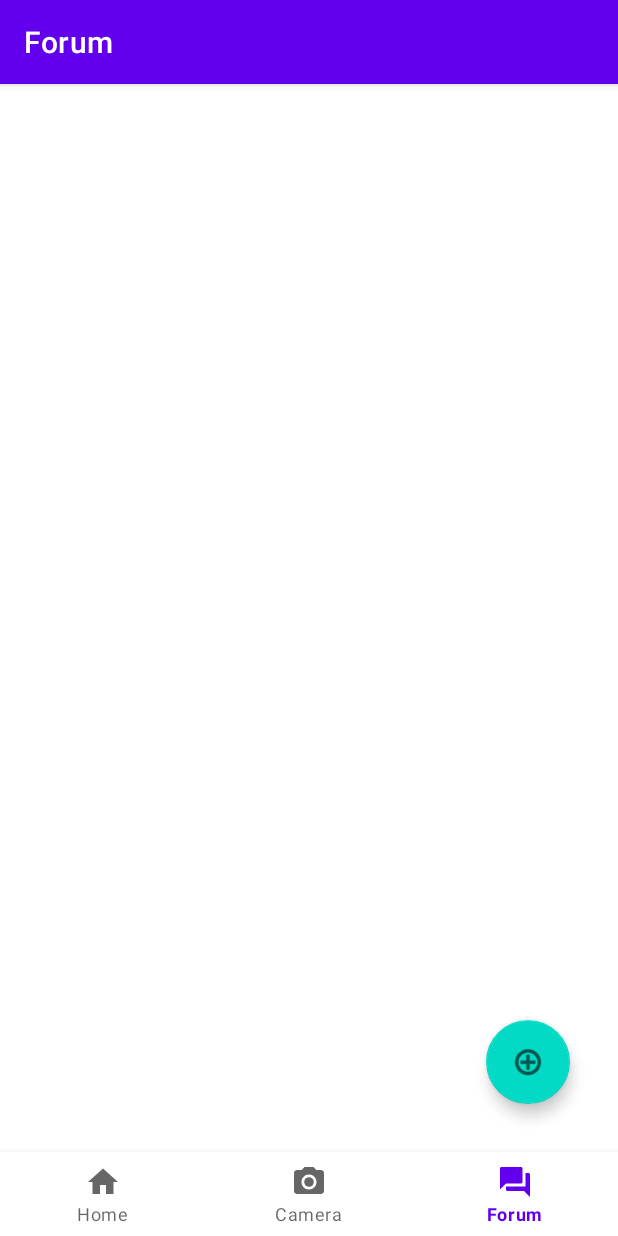
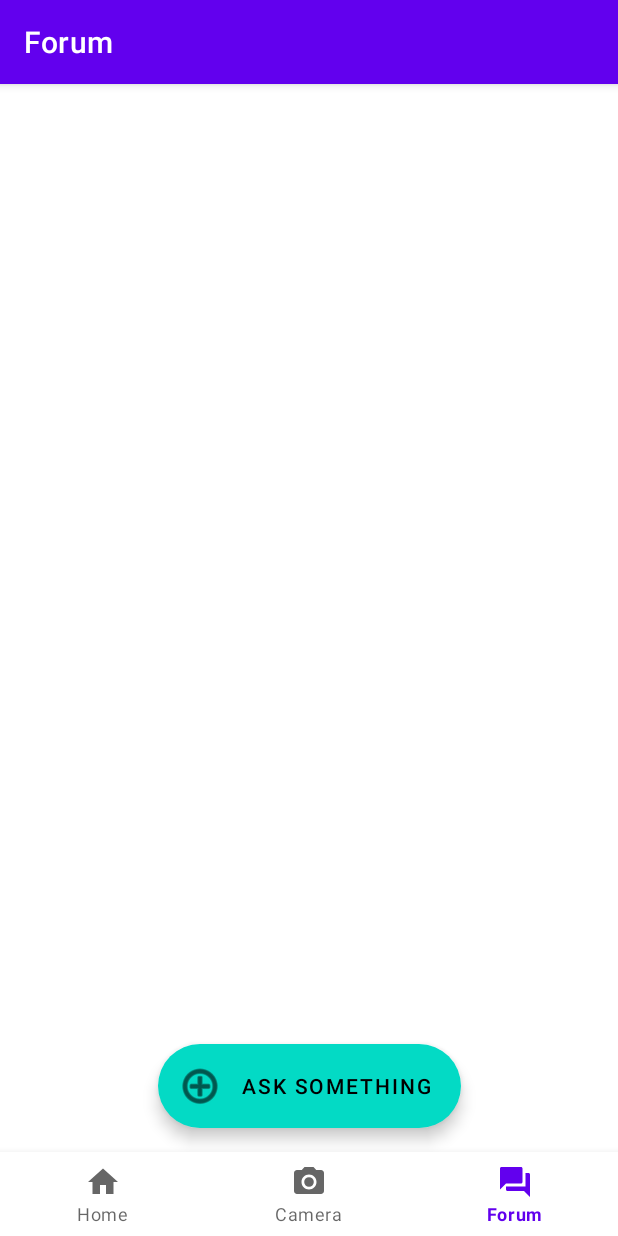
Before and after one commit to eiloncap/UrbanGarden, an Android app: the ForumNewQuestionFragment screen opened through its navigation route, item 3 of the bottom bar chosen, on a phone screen of 412 x 824 dp. Run offline under Robolectric (Android 15) with nearby library versions, the phone set to English and light mode, and no system bars; our stand-ins replace Firebase (no records; nobody signed in at launch, a user with empty details on screens opened directly), navigation-ui.

Commit message:
prettify forum a bit

```diff
--- a/app/src/main/java/il/co/urbangarden/ui/forum/ForumFragment.kt
+++ b/app/src/main/java/il/co/urbangarden/ui/forum/ForumFragment.kt
@@ -11,6 +11,7 @@ import androidx.lifecycle.ViewModelProvider
 import androidx.navigation.findNavController
 import androidx.recyclerview.widget.LinearLayoutManager
 import androidx.recyclerview.widget.RecyclerView
+import com.google.android.material.floatingactionbutton.ExtendedFloatingActionButton
 import com.google.android.material.floatingactionbutton.FloatingActionButton
 import il.co.urbangarden.R
 import il.co.urbangarden.data.forum.Answer
@@ -37,7 +38,7 @@ class ForumFragment : Fragment() {
         _binding = FragmentForumBinding.inflate(inflater, container, false)
         val root: View = binding.root
 
-        val addQuestionButton: FloatingActionButton = binding.floatingActionButton
+        val addQuestionButton: ExtendedFloatingActionButton = binding.addNewQuestion
         addQuestionButton.setOnClickListener {
             view?.findNavController()
                 ?.navigate(R.id.action_navigation_forum_to_forumNewQuestionFragment)
--- a/app/src/main/java/il/co/urbangarden/ui/forum/ForumNewQuestionFragment.kt
+++ b/app/src/main/java/il/co/urbangarden/ui/forum/ForumNewQuestionFragment.kt
@@ -1,13 +1,20 @@
 package il.co.urbangarden.ui.forum
 
+import android.app.Activity
+import android.content.Intent
+import android.content.pm.PackageManager
+import android.graphics.Bitmap
 import android.os.Bundle
+import android.provider.MediaStore
 import android.util.Log
 import android.view.LayoutInflater
 import android.view.View
 import android.view.ViewGroup
 import android.widget.Button
 import android.widget.EditText
+import android.widget.ImageView
 import android.widget.Toast
+import androidx.activity.result.contract.ActivityResultContracts
 import androidx.fragment.app.Fragment
 import androidx.lifecycle.ViewModelProvider
 import androidx.navigation.Navigation
@@ -16,10 +23,12 @@ import androidx.navigation.ui.navigateUp
 import com.google.firebase.firestore.FirebaseFirestore
 import il.co.urbangarden.data.forum.Question
 import il.co.urbangarden.databinding.FragmentForumNewQuestionBinding
+import il.co.urbangarden.ui.MainViewModel
 import java.util.*
 
 class ForumNewQuestionFragment : Fragment() {
 
+    private lateinit var mainViewModel: MainViewModel
     private lateinit var forumViewModel: ForumViewModel
     private var _binding: FragmentForumNewQuestionBinding? = null
 
@@ -32,9 +41,10 @@ class ForumNewQuestionFragment : Fragment() {
         container: ViewGroup?,
         savedInstanceState: Bundle?
     ): View? {
+        mainViewModel =
+            ViewModelProvider(requireActivity()).get(MainViewModel::class.java)
         forumViewModel =
             ViewModelProvider(requireActivity()).get(ForumViewModel::class.java)
-
         _binding = FragmentForumNewQuestionBinding.inflate(inflater, container, false)
         val root: View = binding.root
 
@@ -42,6 +52,7 @@ class ForumNewQuestionFragment : Fragment() {
         val addImage: Button = binding.addQuestionImage
         val title: EditText = binding.newQuestionTitle
         val question: EditText = binding.newQuestion
+        val imgView: ImageView = binding.imageView
 
         submitButton.setOnClickListener {
             //todo add new question to firebase
@@ -52,7 +63,7 @@ class ForumNewQuestionFragment : Fragment() {
                 date = Date()
             )
             //todo check not empty
-            if (newQuestion.title == ""){
+            if (newQuestion.title == "") {
                 Toast.makeText(requireContext(), "Please enter a title", Toast.LENGTH_SHORT)
                     .show()
                 return@setOnClickListener
@@ -67,6 +78,32 @@ class ForumNewQuestionFragment : Fragment() {
             navController.navigateUp()
         }
 
+        //init the camera launcher
+//        val resultLauncher = registerForActivityResult(
+//            ActivityResultContracts.StartActivityForResult()
+//        ) { result ->
+//            if (result.resultCode == Activity.RESULT_OK
+//                && result.data != null
+//                && result?.data?.extras != null
+//            ) {
+//                mainViewModel.uploadImage(
+//                    result.data?.extras?.get("data") as Bitmap,
+//                    activity?.baseContext,
+//                    locationViewModel.location.uid
+//                )
+//
+//                val imageBitmap = result.data?.extras?.get("data") as Bitmap
+//                imgView.setImageBitmap(imageBitmap)
+//            }
+//        }
+
+//        addImage.setOnClickListener {
+//            if (activity?.packageManager?.hasSystemFeature(PackageManager.FEATURE_CAMERA_ANY) == true) {
+//                val takePictureIntent = Intent(MediaStore.ACTION_IMAGE_CAPTURE)
+//                resultLauncher.launch(takePictureIntent)
+//            }
+//        }
+
         return root
     }
 
@@ -74,4 +111,6 @@ class ForumNewQuestionFragment : Fragment() {
         super.onDestroyView()
         _binding = null
     }
+
+
 }
--- a/app/src/main/java/il/co/urbangarden/ui/location/LocationInfo.kt
+++ b/app/src/main/java/il/co/urbangarden/ui/location/LocationInfo.kt
@@ -104,7 +104,6 @@ class LocationInfo : Fragment() {
                 val takePictureIntent = Intent(MediaStore.ACTION_IMAGE_CAPTURE)
                 resultLauncher.launch(takePictureIntent)
             }
-
         }
     }
 
--- a/app/src/main/java/il/co/urbangarden/ui/location/MyLocationsViewModel.kt
+++ b/app/src/main/java/il/co/urbangarden/ui/location/MyLocationsViewModel.kt
@@ -17,7 +17,7 @@ class MyLocationsViewModel : ViewModel() {
 
     //should do observe
     /**
-     * wantedList = empty
+    wantedList = empty
     if (ViewModel.plantsLiveData.value == null) {
     ViewModel.getListOfPlants()
     ViewModel.plantsLiveData.observe(requireActivity(),
--- a/app/src/main/res/layout/fragment_forum.xml
+++ b/app/src/main/res/layout/fragment_forum.xml
@@ -9,18 +9,22 @@
     <androidx.recyclerview.widget.RecyclerView
         android:id="@+id/recycle_view"
         android:layout_width="match_parent"
-        android:layout_height="match_parent" />
+        android:layout_height="0dp"
+        android:layout_marginBottom="16dp"
+        app:layout_constraintBottom_toTopOf="@+id/addNewQuestion"
+        app:layout_constraintTop_toTopOf="parent" />
 
-    <com.google.android.material.floatingactionbutton.FloatingActionButton
-        android:id="@+id/floatingActionButton"
+    <com.google.android.material.floatingactionbutton.ExtendedFloatingActionButton
+        android:id="@+id/addNewQuestion"
         android:layout_width="wrap_content"
         android:layout_height="wrap_content"
-        android:layout_marginEnd="32dp"
-        android:layout_marginBottom="32dp"
+        android:layout_marginBottom="16dp"
         android:clickable="true"
-        android:src="@android:drawable/ic_menu_add"
+        android:contentDescription="add new answer"
+        android:drawableLeft="@android:drawable/ic_menu_add"
+        android:drawableTint="@color/black"
+        android:text="ask something"
         app:layout_constraintBottom_toBottomOf="parent"
         app:layout_constraintEnd_toEndOf="parent"
-        android:contentDescription="add new question" />
-
+        app:layout_constraintStart_toStartOf="parent" />
 </androidx.constraintlayout.widget.ConstraintLayout>
```
Also changed, not shown: app/src/main/java/il/co/urbangarden/ui/forum/ForumItemFragment.kt (+7 -5 lines), app/src/main/res/layout/fragment_forum_item.xml (+10 -8 lines).
